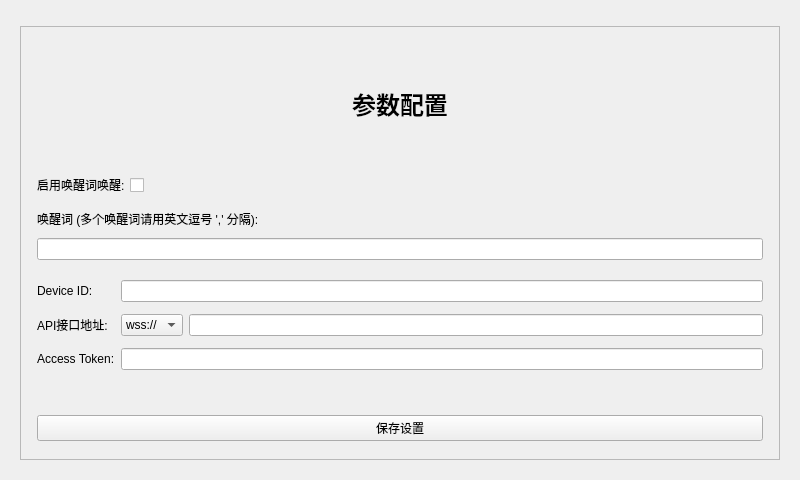
Before: the Qt Designer form src/display/gui_display.ui in huangjunsen0406/py-xiaozhi, drawn with Qt 5.
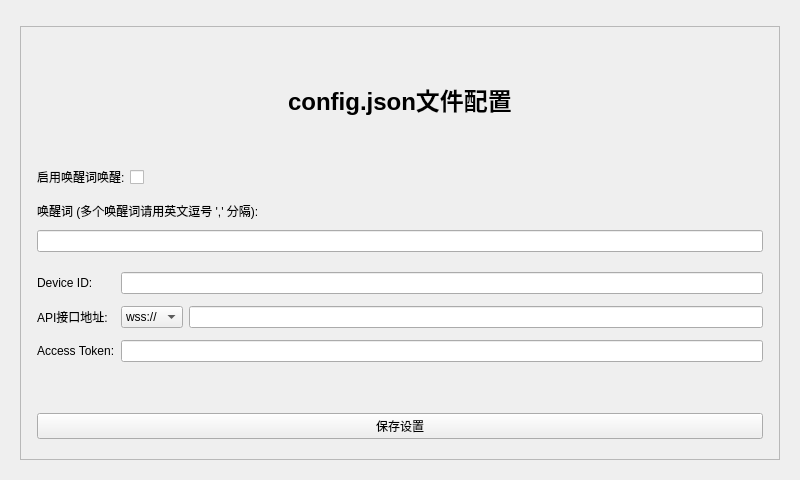
After: the same form once the commit is applied. The open tabs and pages were chosen to show the change.

Commit message: 增加顶部导航栏QSS样式、修复其他因qfluentwidgets组件删除产生的bug

Diff of the .ui file:
```diff
--- a/src/display/gui_display.ui
+++ b/src/display/gui_display.ui
@@ -402,7 +402,7 @@
              </font>
             </property>
             <property name="text">
-             <string>参数配置</string>
+             <string>config.json文件配置</string>
             </property>
             <property name="alignment">
              <set>Qt::AlignCenter</set>
@@ -597,7 +597,7 @@
             <property name="sizeHint" stdset="0">
              <size>
               <width>20</width>
-              <height>40</height>
+              <height>46</height>
              </size>
             </property>
            </spacer>
@@ -620,7 +620,7 @@
             <property name="sizeHint" stdset="0">
              <size>
               <width>20</width>
-              <height>8</height>
+              <height>10</height>
              </size>
             </property>
            </spacer>
```
Left out of the diff: 37 changed lines with no effect on the pictures. The commit also changes 1 other file.
